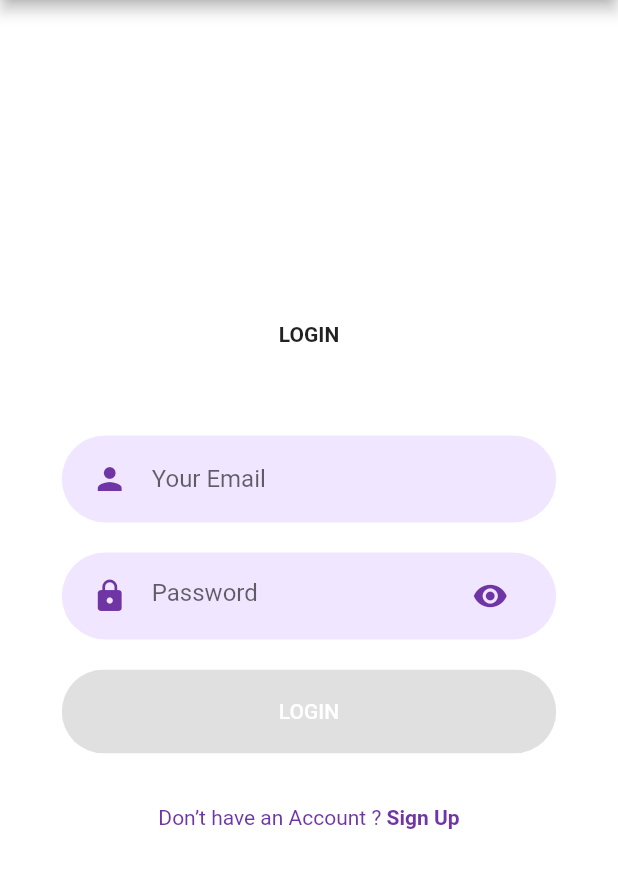
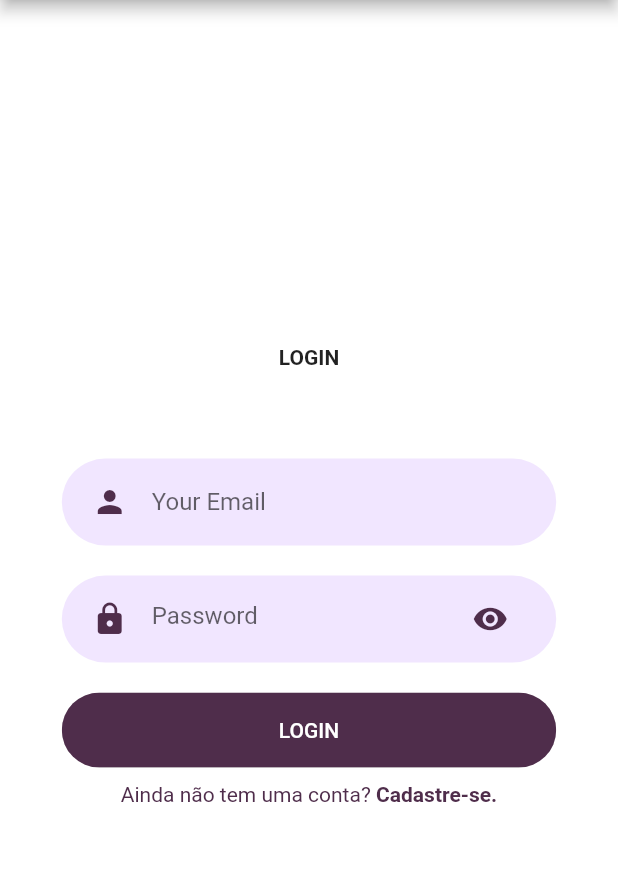
Before and after one commit to mathbonato/gastrics_mobile, a Flutter app: the screen it shows after launch, after a tap on "Entrar", on a phone screen of 412 x 824 dp, the part 84-972 px from its top. Run offline on Flutter 3.47's test engine with Material 2 defaults, Android fonts, the phone set to English and light mode, and no system bars; our stand-ins replace get, google_fonts.

Commit message:
Adding translation for registration screen and general settings

```diff
--- a/lib/components/already_have_an_account_acheck.dart
+++ b/lib/components/already_have_an_account_acheck.dart
@@ -1,12 +1,10 @@
 import 'package:flutter/material.dart';
-import 'package:glp_manager_mobile/constants.dart';
+import 'package:glp_manager_mobile/shared/themes/appcollors.dart';
 
 class AlreadyHaveAnAccountCheck extends StatelessWidget {
-  final bool login;
   final Function press;
   const AlreadyHaveAnAccountCheck({
     Key? key,
-    this.login = true,
     required this.press,
   }) : super(key: key);
 
@@ -14,17 +12,17 @@ class AlreadyHaveAnAccountCheck extends StatelessWidget {
   Widget build(BuildContext context) {
     return Row(
       mainAxisAlignment: MainAxisAlignment.center,
-      children: <Widget>[
-        Text(
-          login ? "Don’t have an Account ? " : "Already have an Account ? ",
-          style: TextStyle(color: kPrimaryColor),
+      children: [
+        const Text(
+          "Ainda não tem uma conta? ",
+          style: TextStyle(color: AppColors.primary),
         ),
         GestureDetector(
           onTap: () => {},
-          child: Text(
-            login ? "Sign Up" : "Sign In",
+          child: const Text(
+            "Cadastre-se.",
             style: TextStyle(
-              color: kPrimaryColor,
+              color: AppColors.primary,
               fontWeight: FontWeight.bold,
             ),
           ),
--- a/lib/components/rounded_button.dart
+++ b/lib/components/rounded_button.dart
@@ -1,5 +1,6 @@
 import 'package:flutter/material.dart';
 import 'package:glp_manager_mobile/constants.dart';
+import 'package:glp_manager_mobile/shared/themes/appcollors.dart';
 
 class RoundedButton extends StatelessWidget {
   final String text;
@@ -9,7 +10,7 @@ class RoundedButton extends StatelessWidget {
     Key? key,
     required this.text,
     required this.press,
-    this.color = kPrimaryColor,
+    this.color = Colors.red,
     this.textColor = Colors.white,
   }) : super(key: key);
 
@@ -21,26 +22,19 @@ class RoundedButton extends StatelessWidget {
       width: size.width * 0.8,
       child: ClipRRect(
         borderRadius: BorderRadius.circular(29),
-        child: newElevatedButton(),
+        child: ElevatedButton(
+          child: Text(
+            text,
+            style: TextStyle(color: textColor),
+          ),
+          onPressed: () => press(),
+          style: ButtonStyle(
+              // padding:  EdgeInsets.symmetric(horizontal: 40, vertical: 20),
+              minimumSize: MaterialStateProperty.all(const Size(400, 50)),
+              backgroundColor:
+                  MaterialStateProperty.all<Color>(AppColors.primary)),
+        ),
       ),
     );
   }
-
-  //Used:ElevatedButton as FlatButton is deprecated.
-  //Here we have to apply customizations to Button by inheriting the styleFrom
-
-  Widget newElevatedButton() {
-    return ElevatedButton(
-      child: Text(
-        text,
-        style: TextStyle(color: textColor),
-      ),
-      onPressed: press(),
-      style: ElevatedButton.styleFrom(
-          primary: color,
-          padding: EdgeInsets.symmetric(horizontal: 40, vertical: 20),
-          textStyle: TextStyle(
-              color: textColor, fontSize: 14, fontWeight: FontWeight.w500)),
-    );
-  }
 }
--- a/lib/components/rounded_input_field.dart
+++ b/lib/components/rounded_input_field.dart
@@ -1,6 +1,7 @@
 import 'package:flutter/material.dart';
 import 'package:glp_manager_mobile/components/text_field_container.dart';
 import 'package:glp_manager_mobile/constants.dart';
+import 'package:glp_manager_mobile/shared/themes/appcollors.dart';
 
 class RoundedInputField extends StatelessWidget {
   final String hintText;
@@ -18,11 +19,11 @@ class RoundedInputField extends StatelessWidget {
     return TextFieldContainer(
       child: TextField(
         onChanged: onChanged,
-        cursorColor: kPrimaryColor,
+        cursorColor: AppColors.primary,
         decoration: InputDecoration(
           icon: Icon(
             icon,
-            color: kPrimaryColor,
+            color: AppColors.primary,
           ),
           hintText: hintText,
           border: InputBorder.none,
--- a/lib/components/rounded_password_field.dart
+++ b/lib/components/rounded_password_field.dart
@@ -1,6 +1,7 @@
 import 'package:flutter/material.dart';
 import 'package:glp_manager_mobile/components/text_field_container.dart';
 import 'package:glp_manager_mobile/constants.dart';
+import 'package:glp_manager_mobile/shared/themes/appcollors.dart';
 
 class RoundedPasswordField extends StatelessWidget {
   final ValueChanged<String> onChanged;
@@ -15,16 +16,16 @@ class RoundedPasswordField extends StatelessWidget {
       child: TextField(
         obscureText: true,
         onChanged: onChanged,
-        cursorColor: kPrimaryColor,
+        cursorColor: AppColors.primary,
         decoration: InputDecoration(
           hintText: "Password",
           icon: Icon(
             Icons.lock,
-            color: kPrimaryColor,
+            color: AppColors.primary,
           ),
           suffixIcon: Icon(
             Icons.visibility,
-            color: kPrimaryColor,
+            color: AppColors.primary,
           ),
           border: InputBorder.none,
         ),
--- a/lib/modules/home/home_page.dart
+++ b/lib/modules/home/home_page.dart
@@ -1,5 +1,6 @@
 import 'package:flutter/material.dart';
 import 'package:get/get.dart';
+import 'package:glp_manager_mobile/components/rounded_button.dart';
 import 'package:glp_manager_mobile/modules/login/login_page.dart';
 import 'package:glp_manager_mobile/modules/singup/singup_page.dart';
 import 'package:glp_manager_mobile/shared/themes/app_images.dart';
@@ -55,14 +56,9 @@ class _HomePageState extends State<HomePage> {
                       textAlign: TextAlign.center,
                     ),
                   ),
-                  ElevatedButton(
-                    style: ButtonStyle(
-                        minimumSize:
-                            MaterialStateProperty.all(const Size(400, 50)),
-                        backgroundColor: MaterialStateProperty.all<Color>(
-                            AppColors.primary)),
-                    onPressed: () => Get.to(LoginPage()),
-                    child: const Text('Entrar'),
+                  RoundedButton(
+                    text: "Entrar",
+                    press: () => Get.to(LoginPage()),
                   ),
                   TextButton(
                     style: TextButton.styleFrom(
--- a/lib/modules/login/login_page.dart
+++ b/lib/modules/login/login_page.dart
@@ -1,8 +1,5 @@
 import 'package:flutter/material.dart';
-import 'package:glp_manager_mobile/shared/themes/app_images.dart';
-import 'package:glp_manager_mobile/shared/themes/app_text_styles.dart';
 import 'package:glp_manager_mobile/shared/themes/appcollors.dart';
-import 'package:glp_manager_mobile/shared/widgets/social_login/social_login_button.dart';
 
 import '../../components/already_have_an_account_acheck.dart';
 import '../../components/rounded_button.dart';
@@ -22,7 +19,8 @@ class _LoginPageState extends State<LoginPage> {
     final size = MediaQuery.of(context).size;
     return Scaffold(
       backgroundColor: AppColors.background,
-        appBar: AppBar(backgroundColor: AppColors.primary, title: Text("GLP Manager")),
+      appBar: AppBar(
+          backgroundColor: AppColors.primary, title: const Text("GLP Manager")),
       body: Container(
         width: double.infinity,
         height: size.height,
@@ -33,15 +31,11 @@ class _LoginPageState extends State<LoginPage> {
               child: Column(
                 mainAxisAlignment: MainAxisAlignment.center,
                 children: [
-                                Text(
+                  const Text(
                     "LOGIN",
                     style: TextStyle(fontWeight: FontWeight.bold),
                   ),
                   SizedBox(height: size.height * 0.03),
-                                // SvgPicture.asset(
-                                //   "assets/icons/login.svg",
-                                //   height: size.height * 0.35,
-                                // ),
                   SizedBox(height: size.height * 0.03),
                   RoundedInputField(
                     hintText: "Your Email",
@@ -54,7 +48,7 @@ class _LoginPageState extends State<LoginPage> {
                     text: "LOGIN",
                     press: () {},
                   ),
-                                SizedBox(height: size.height * 0.03),
+                  //   SizedBox(height: size.height * 0.03),
                   AlreadyHaveAnAccountCheck(
                     press: () {},
                   ),
--- a/lib/modules/singup/singup_page.dart
+++ b/lib/modules/singup/singup_page.dart
@@ -24,7 +24,8 @@ class _SingUpPageState extends State<SingUpPage> {
     final size = MediaQuery.of(context).size;
     return Scaffold(
       backgroundColor: AppColors.background,
-        appBar: AppBar(backgroundColor: AppColors.primary, title: Text("GLP Manager")),
+      appBar: AppBar(
+          backgroundColor: AppColors.primary, title: Text("GLP Manager")),
       body: Container(
         width: double.infinity,
         height: size.height,
@@ -36,20 +37,17 @@ class _SingUpPageState extends State<SingUpPage> {
                 mainAxisAlignment: MainAxisAlignment.center,
                 children: [
                   Text(
-                                    "Create account",
+                    "Criar conta",
                     style: TextStyle(fontWeight: FontWeight.bold),
                   ),
                   SizedBox(height: size.height * 0.03),
-                                // SvgPicture.asset(
-                                //   "assets/icons/login.svg",
-                                //   height: size.height * 0.35,
-                                // ),
                   SizedBox(height: size.height * 0.03),
                   RoundedInputField(
                     hintText: "Company Name",
                     icon: Icons.business,
                     onChanged: (value) {},
-                                ),RoundedInputField(
+                  ),
+                  RoundedInputField(
                     hintText: "E-mail",
                     icon: Icons.mail,
                     onChanged: (value) {},
@@ -63,7 +61,7 @@ class _SingUpPageState extends State<SingUpPage> {
                     onChanged: (value) {},
                   ),
                   RoundedButton(
-                                    text: "Create account",
+                    text: "Cadastrar",
                     press: () {},
                   ),
                   SizedBox(height: size.height * 0.03),
```
Lines whose indentation alone changed are shown as unchanged.
